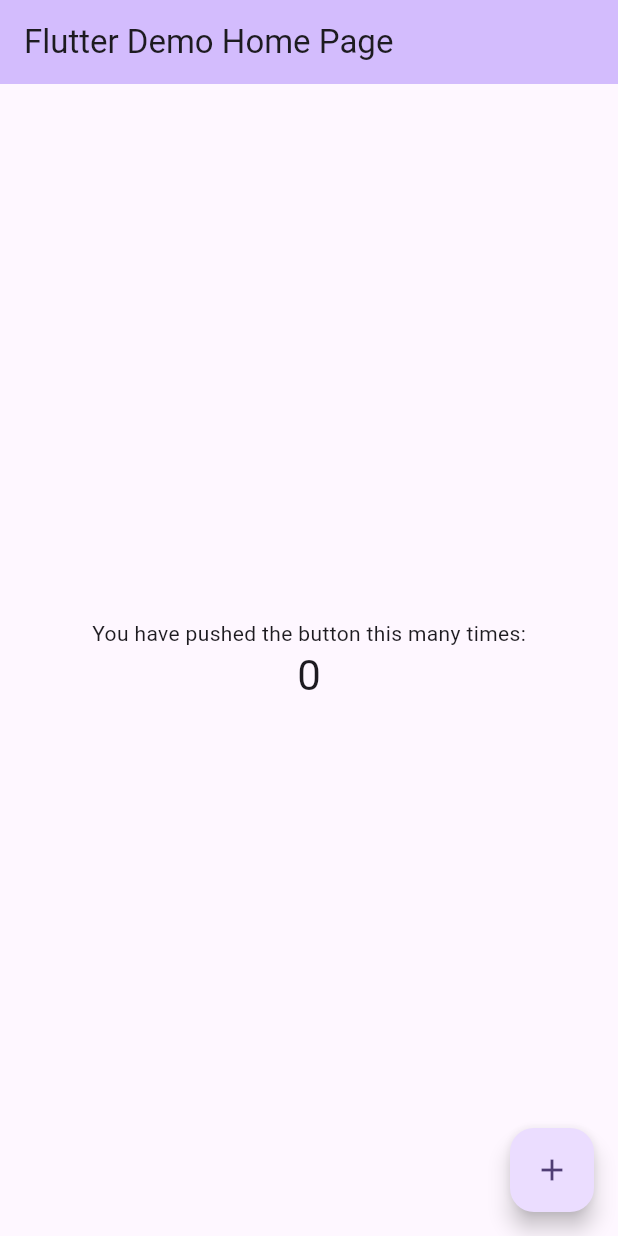
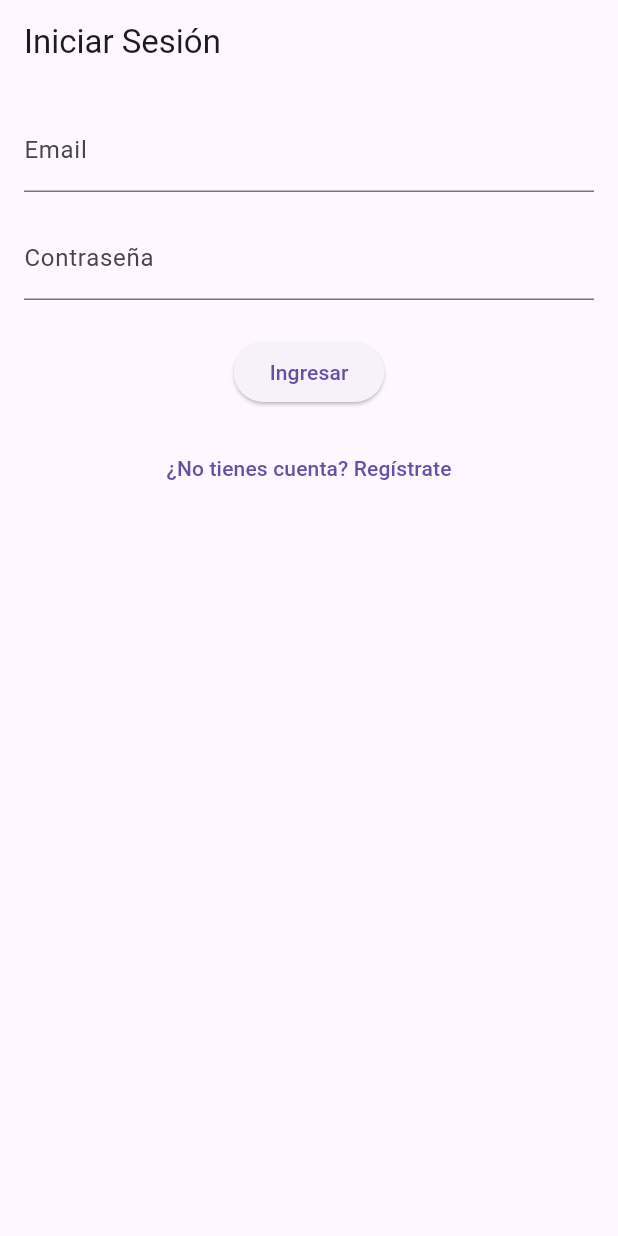
Before and after one commit to leenss6/examen-computacion-movil, a Flutter app: the screen it shows after launch, on a phone screen of 412 x 824 dp. Run offline on Flutter 3.47's test engine with Material 3 defaults, Android fonts, the phone set to English and light mode, and no system bars.

Commit message:
creacion de pantallas/modelos/validador

```diff
--- a/td3/lib/main.dart
+++ b/td3/lib/main.dart
@@ -1,122 +1,96 @@
 import 'package:flutter/material.dart';
 
+// pantallas
+import 'screens/home_screen.dart';
+import 'screens/category_screen.dart';
+import 'screens/cart_screen.dart';
+import 'screens/profile_screen.dart';
+import 'screens/login_screen.dart';
+import 'screens/register_screen.dart';
+
 void main() {
-  runApp(const MyApp());
+  runApp(MyApp());
 }
 
 class MyApp extends StatelessWidget {
-  const MyApp({super.key});
-
-  // This widget is the root of your application.
   @override
   Widget build(BuildContext context) {
     return MaterialApp(
-      title: 'Flutter Demo',
+      title: 'Tienda Flutter',
+      debugShowCheckedModeBanner: false,
       theme: ThemeData(
-        // This is the theme of your application.
-        //
-        // TRY THIS: Try running your application with "flutter run". You'll see
-        // the application has a purple toolbar. Then, without quitting the app,
-        // try changing the seedColor in the colorScheme below to Colors.green
-        // and then invoke "hot reload" (save your changes or press the "hot
-        // reload" button in a Flutter-supported IDE, or press "r" if you used
-        // the command line to start the app).
-        //
-        // Notice that the counter didn't reset back to zero; the application
-        // state is not lost during the reload. To reset the state, use hot
-        // restart instead.
-        //
-        // This works for code too, not just values: Most code changes can be
-        // tested with just a hot reload.
-        colorScheme: ColorScheme.fromSeed(seedColor: Colors.deepPurple),
+        primarySwatch: Colors.blue,
       ),
-      home: const MyHomePage(title: 'Flutter Demo Home Page'),
+      home: LoginScreen(), // Empezamos desde Login
+      routes: {
+        '/login': (context) => LoginScreen(),
+        '/register': (context) => RegisterScreen(),
+        '/home': (context) => MainApp(), // MainApp incluye el BottomNavigationBar
+      },
     );
   }
 }
 
-class MyHomePage extends StatefulWidget {
-  const MyHomePage({super.key, required this.title});
-
-  // This widget is the home page of your application. It is stateful, meaning
-  // that it has a State object (defined below) that contains fields that affect
-  // how it looks.
-
-  // This class is the configuration for the state. It holds the values (in this
-  // case the title) provided by the parent (in this case the App widget) and
-  // used by the build method of the State. Fields in a Widget subclass are
-  // always marked "final".
-
-  final String title;
-
+class MainApp extends StatefulWidget {
   @override
-  State<MyHomePage> createState() => _MyHomePageState();
+  _MainAppState createState() => _MainAppState();
 }
 
-class _MyHomePageState extends State<MyHomePage> {
-  int _counter = 0;
+class _MainAppState extends State<MainApp> {
+  int _currentIndex = 0;
 
-  void _incrementCounter() {
-    setState(() {
-      // This call to setState tells the Flutter framework that something has
-      // changed in this State, which causes it to rerun the build method below
-      // so that the display can reflect the updated values. If we changed
-      // _counter without calling setState(), then the build method would not be
-      // called again, and so nothing would appear to happen.
-      _counter++;
-    });
-  }
+  final List<Widget> _screens = [
+    HomeScreen(),
+    CategoryScreen(),
+    CartScreen(),
+    ProfileScreen(),
+  ];
 
   @override
   Widget build(BuildContext context) {
-    // This method is rerun every time setState is called, for instance as done
-    // by the _incrementCounter method above.
-    //
-    // The Flutter framework has been optimized to make rerunning build methods
-    // fast, so that you can just rebuild anything that needs updating rather
-    // than having to individually change instances of widgets.
     return Scaffold(
       appBar: AppBar(
-        // TRY THIS: Try changing the color here to a specific color (to
-        // Colors.amber, perhaps?) and trigger a hot reload to see the AppBar
-        // change color while the other colors stay the same.
-        backgroundColor: Theme.of(context).colorScheme.inversePrimary,
-        // Here we take the value from the MyHomePage object that was created by
-        // the App.build method, and use it to set our appbar title.
-        title: Text(widget.title),
+        title: Text('Tienda Flutter'),
+        actions: [
+          IconButton(
+            icon: Icon(Icons.notifications),
+            onPressed: () {
+              // Aquí puedes abrir una pantalla de notificaciones o mostrar un mensaje
+              ScaffoldMessenger.of(context).showSnackBar(
+                SnackBar(content: Text('No hay notificaciones nuevas')),
+              );
+            },
+          ),
+        ],
       ),
-      body: Center(
-        // Center is a layout widget. It takes a single child and positions it
-        // in the middle of the parent.
-        child: Column(
-          // Column is also a layout widget. It takes a list of children and
-          // arranges them vertically. By default, it sizes itself to fit its
-          // children horizontally, and tries to be as tall as its parent.
-          //
-          // Column has various properties to control how it sizes itself and
-          // how it positions its children. Here we use mainAxisAlignment to
-          // center the children vertically; the main axis here is the vertical
-          // axis because Columns are vertical (the cross axis would be
-          // horizontal).
-          //
-          // TRY THIS: Invoke "debug painting" (choose the "Toggle Debug Paint"
-          // action in the IDE, or press "p" in the console), to see the
-          // wireframe for each widget.
-          mainAxisAlignment: MainAxisAlignment.center,
-          children: <Widget>[
-            const Text('You have pushed the button this many times:'),
-            Text(
-              '$_counter',
-              style: Theme.of(context).textTheme.headlineMedium,
-            ),
-          ],
-        ),
+      body: _screens[_currentIndex],
+      bottomNavigationBar: BottomNavigationBar(
+        currentIndex: _currentIndex,
+        onTap: (index) {
+          setState(() {
+            _currentIndex = index;
+          });
+        },
+        items: [
+          BottomNavigationBarItem(
+            icon: Icon(Icons.home),
+            label: 'Inicio',
+          ),
+          BottomNavigationBarItem(
+            icon: Icon(Icons.category),
+            label: 'Categorías',
+          ),
+          BottomNavigationBarItem(
+            icon: Icon(Icons.shopping_cart),
+            label: 'Carrito',
+          ),
+          BottomNavigationBarItem(
+            icon: Icon(Icons.person),
+            label: 'Perfil',
+          ),
+        ],
+        type: BottomNavigationBarType.fixed,
       ),
-      floatingActionButton: FloatingActionButton(
-        onPressed: _incrementCounter,
-        tooltip: 'Increment',
-        child: const Icon(Icons.add),
-      ), // This trailing comma makes auto-formatting nicer for build methods.
     );
   }
 }
--- /dev/null
+++ b/td3/lib/models/user.dart
@@ -0,0 +1,9 @@
+class User {
+  final String email;
+  final String password;
+
+  User({
+    required this.email,
+    required this.password,
+  });
+}
--- /dev/null
+++ b/td3/lib/screens/login_screen.dart
@@ -0,0 +1,89 @@
+import 'package:flutter/material.dart';
+import '../helpers/validators.dart';
+import '../services/user_service.dart';
+
+class LoginScreen extends StatefulWidget {
+  @override
+  _LoginScreenState createState() => _LoginScreenState();
+}
+
+class _LoginScreenState extends State<LoginScreen> {
+  final _formKey = GlobalKey<FormState>();
+
+  final TextEditingController _emailController = TextEditingController();
+  final TextEditingController _passwordController = TextEditingController();
+
+  final UserService _userService = UserService(); // Servicio local de usuarios
+
+  void _login() {
+    if (_formKey.currentState!.validate()) {
+      String email = _emailController.text.trim();
+      String password = _passwordController.text.trim();
+
+      String? result = _userService.login(email, password);
+
+      if (result == null) {
+        // Login exitoso -> Navegar a Home
+        Navigator.pushReplacementNamed(context, '/home');
+      } else {
+        // Error en login
+        ScaffoldMessenger.of(context).showSnackBar(
+          SnackBar(content: Text(result)),
+        );
+      }
+    }
+  }
+
+  void _navigateToRegister() {
+    Navigator.pushNamed(context, '/register');
+  }
+
+  @override
+  Widget build(BuildContext context) {
+    return Scaffold(
+      appBar: AppBar(
+        title: Text('Iniciar Sesión'),
+      ),
+      body: Padding(
+        padding: const EdgeInsets.all(16.0),
+        child: Form(
+          key: _formKey,
+          child: Column(
+            children: [
+              // Campo de Email
+              TextFormField(
+                controller: _emailController,
+                keyboardType: TextInputType.emailAddress,
+                decoration: InputDecoration(labelText: 'Email'),
+                validator: Validators.validateEmail,
+              ),
+              SizedBox(height: 16),
+
+              // Campo de Password
+              TextFormField(
+                controller: _passwordController,
+                obscureText: true,
+                decoration: InputDecoration(labelText: 'Contraseña'),
+                validator: Validators.validatePassword,
+              ),
+              SizedBox(height: 24),
+
+              // Botón Login
+              ElevatedButton(
+                onPressed: _login,
+                child: Text('Ingresar'),
+              ),
+              SizedBox(height: 16),
+
+              // Botón para ir a Registro
+              TextButton(
+                onPressed: _navigateToRegister,
+                child: Text('¿No tienes cuenta? Regístrate'),
+              ),
+            ],
+          ),
+        ),
+      ),
+    );
+  }
+}
--- /dev/null
+++ b/td3/lib/services/user_service.dart
@@ -0,0 +1,32 @@
+import '../models/user.dart';
+
+class UserService {
+  // Lista local para guardar los usuarios registrados
+  List<User> _registeredUsers = [];
+
+  // Método para registrar un nuevo usuario
+  String? register(String email, String password) {
+    // Validar si el email ya está registrado
+    final userExists = _registeredUsers.any((user) => user.email == email);
+    if (userExists) {
+      return 'El email ya está registrado';
+    }
+
+    // Registrar nuevo usuario
+    _registeredUsers.add(User(email: email, password: password));
+    return null; // Registro exitoso (sin errores)
+  }
+
+  // Método para hacer login
+  String? login(String email, String password) {
+    final user = _registeredUsers.firstWhere(
+      (user) => user.email == email && user.password == password,
+      orElse: () => User(email: '', password: ''),
+    );
+
+    if (user.email.isEmpty) {
+      return 'Usuario o contraseña incorrectos';
+    }
+    return null; // Login exitoso (sin errores)
+  }
+}
```
Also changed, not shown: td3/lib/helpers/validators.dart (added, +31 -0 lines), td3/lib/screens/cart_screen.dart (added, +10 -0 lines), td3/lib/screens/category_screen.dart (added, +10 -0 lines), td3/lib/screens/home_screen.dart (added, +10 -0 lines), td3/lib/screens/product_detail_screen.dart (added, +10 -0 lines), td3/lib/screens/profile_screen.dart (added, +10 -0 lines), td3/lib/screens/register_screen.dart (added, +92 -0 lines), td3/lib/models/cart_item.dart (added), td3/lib/models/product.dart (added), td3/lib/services/api_service.dart (added), td3/lib/services/cart_service.dart (added), td3/lib/services/stock_service.dart (added).
